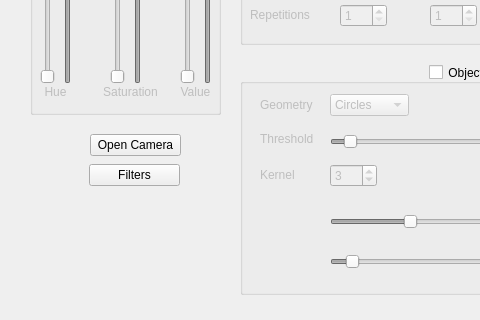
First picture: the form in mainwindow.ui, repository TalentlessAlpaca/LizardTracker, before the edit; both pictures show x 0 to 480 and y 143 to 463 of the 741 by 578 pixel window.
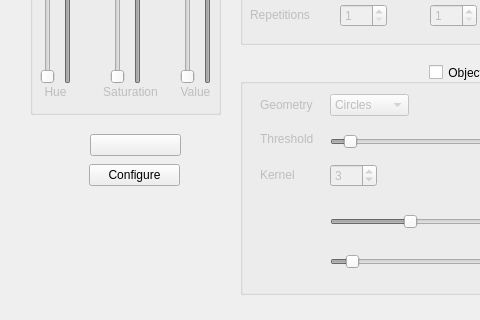
Second picture: the form after the edit. Icons and pictures are not drawn.

Commit message: Stable Version. Working setup window for multiple filter parametrization

Diff of the .ui file:
```diff
--- a/mainwindow.ui
+++ b/mainwindow.ui
@@ -34,7 +34,11 @@
      </rect>
     </property>
     <property name="text">
-     <string>Open Camera</string>
+     <string/>
+    </property>
+    <property name="icon">
+     <iconset>
+      <normaloff>Data/webcam.png</normaloff>Data/webcam.png</iconset>
     </property>
    </widget>
    <widget class="QGroupBox" name="Color_GB">
@@ -636,7 +640,11 @@
      </rect>
     </property>
     <property name="text">
-     <string>Filters</string>
+     <string>Configure</string>
+    </property>
+    <property name="icon">
+     <iconset>
+      <normaloff>Data/property.png</normaloff>Data/property.png</iconset>
     </property>
    </widget>
   </widget>
```
The commit also changes 17 other files.
